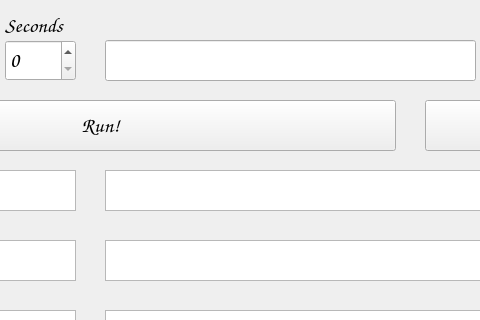
First picture: the form in view.ui, repository hsobczyk/project-2, before the edit; both pictures show x 215 to 695 and y 0 to 320 of the 812 by 559 pixel window.
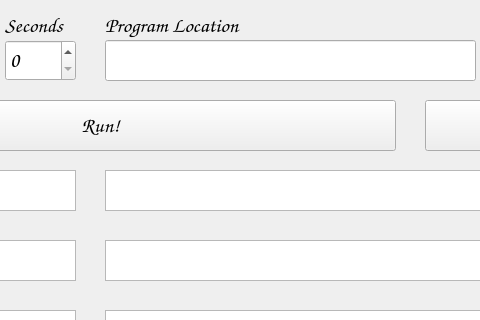
Second picture: the form after the edit.

Commit message: made gui control the schedule laucnher

Diff of the .ui file:
```diff
--- a/view.ui
+++ b/view.ui
@@ -373,6 +373,25 @@
      <string>Exit</string>
     </property>
    </widget>
+   <widget class="QLabel" name="seconds_label_2">
+    <property name="geometry">
+     <rect>
+      <x>320</x>
+      <y>10</y>
+      <width>271</width>
+      <height>31</height>
+     </rect>
+    </property>
+    <property name="font">
+     <font>
+      <family>Comic Sans MS</family>
+      <pointsize>16</pointsize>
+     </font>
+    </property>
+    <property name="text">
+     <string>Program Location</string>
+    </property>
+   </widget>
   </widget>
   <widget class="QMenuBar" name="menubar">
    <property name="geometry">
```
The commit also changes 3 other files.
